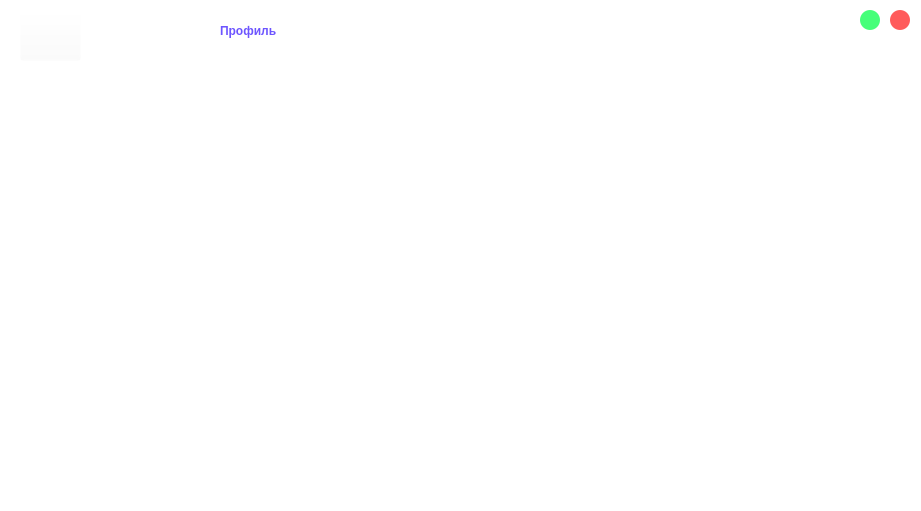
AssasinNik/meow, file project/profil.ui: the form before one commit.
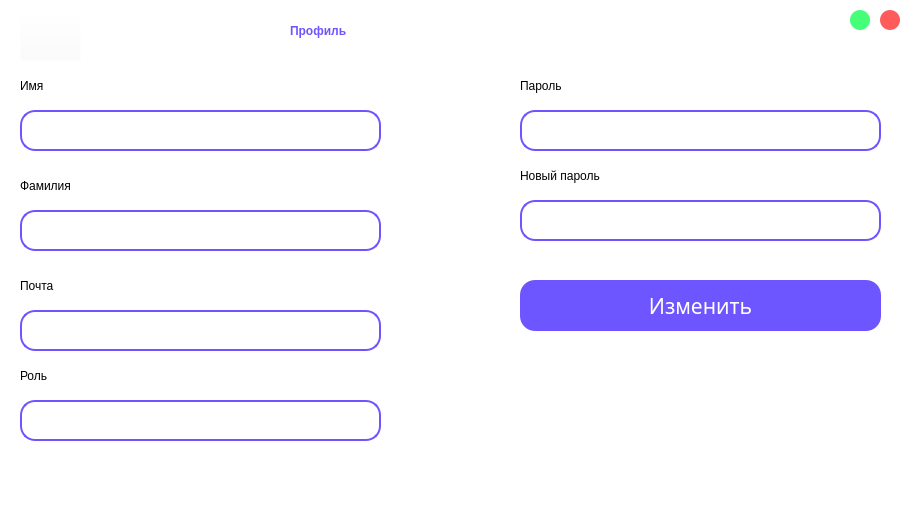
The form after the commit. Icons and pictures are not drawn.

Diff of the .ui file:
```diff
--- a/project/profil.ui
+++ b/project/profil.ui
@@ -10,6 +10,18 @@
     <height>511</height>
    </rect>
   </property>
+  <property name="minimumSize">
+   <size>
+    <width>921</width>
+    <height>511</height>
+   </size>
+  </property>
+  <property name="maximumSize">
+   <size>
+    <width>921</width>
+    <height>511</height>
+   </size>
+  </property>
   <property name="windowTitle">
    <string>Form</string>
   </property>
@@ -45,7 +57,7 @@
   <widget class="QPushButton" name="pushButton_2">
    <property name="geometry">
     <rect>
-     <x>890</x>
+     <x>880</x>
      <y>10</y>
      <width>20</width>
      <height>20</height>
@@ -68,7 +80,7 @@
   <widget class="QLabel" name="label">
    <property name="geometry">
     <rect>
-     <x>220</x>
+     <x>290</x>
      <y>0</y>
      <width>511</width>
      <height>61</height>
@@ -86,7 +98,7 @@
   <widget class="QPushButton" name="pushButton_3">
    <property name="geometry">
     <rect>
-     <x>860</x>
+     <x>850</x>
      <y>10</y>
      <width>20</width>
      <height>20</height>
@@ -106,6 +118,265 @@
     <string/>
    </property>
   </widget>
+  <widget class="QLabel" name="label_2">
+   <property name="geometry">
+    <rect>
+     <x>20</x>
+     <y>70</y>
+     <width>121</width>
+     <height>31</height>
+    </rect>
+   </property>
+   <property name="styleSheet">
+    <string notr="true">color: rgb(0, 0, 0);
+font: 75 18pt &quot;Karla&quot;;
+</string>
+   </property>
+   <property name="text">
+    <string>Имя</string>
+   </property>
+  </widget>
+  <widget class="QLineEdit" name="lineEdit_5">
+   <property name="geometry">
+    <rect>
+     <x>520</x>
+     <y>110</y>
+     <width>361</width>
+     <height>41</height>
+    </rect>
+   </property>
+   <property name="styleSheet">
+    <string notr="true">border-radius: 15px; 
+font: 14pt &quot;Karla&quot;;
+padding-left: 10px;
+padding-right:10px;
+border: 2px solid #6D55FF;
+</string>
+   </property>
+  </widget>
+  <widget class="QLabel" name="label_3">
+   <property name="geometry">
+    <rect>
+     <x>20</x>
+     <y>170</y>
+     <width>121</width>
+     <height>31</height>
+    </rect>
+   </property>
+   <property name="styleSheet">
+    <string notr="true">color: rgb(0, 0, 0);
+font: 75 18pt &quot;Karla&quot;;
+</string>
+   </property>
+   <property name="text">
+    <string>Фамилия</string>
+   </property>
+  </widget>
+  <widget class="QLabel" name="label_5">
+   <property name="geometry">
+    <rect>
+     <x>520</x>
+     <y>70</y>
+     <width>121</width>
+     <height>31</height>
+    </rect>
+   </property>
+   <property name="styleSheet">
+    <string notr="true">color: rgb(0, 0, 0);
+font: 75 18pt &quot;Karla&quot;;
+</string>
+   </property>
+   <property name="text">
+    <string>Пароль</string>
+   </property>
+  </widget>
+  <widget class="QLineEdit" name="lineEdit_3">
+   <property name="geometry">
+    <rect>
+     <x>20</x>
+     <y>210</y>
+     <width>361</width>
+     <height>41</height>
+    </rect>
+   </property>
+   <property name="styleSheet">
+    <string notr="true">border-radius: 15px; 
+font: 14pt &quot;Karla&quot;;
+padding-left: 10px;
+padding-right:10px;
+border: 2px solid #6D55FF;
+</string>
+   </property>
+  </widget>
+  <widget class="QLineEdit" name="lineEdit_2">
+   <property name="geometry">
+    <rect>
+     <x>20</x>
+     <y>110</y>
+     <width>361</width>
+     <height>41</height>
+    </rect>
+   </property>
+   <property name="styleSheet">
+    <string notr="true">border-radius: 15px; 
+font: 14pt &quot;Karla&quot;;
+padding-left: 10px;
+padding-right:10px;
+border: 2px solid #6D55FF;
+</string>
+   </property>
+  </widget>
+  <widget class="QLabel" name="label_4">
+   <property name="geometry">
+    <rect>
+     <x>20</x>
+     <y>270</y>
+     <width>121</width>
+     <height>31</height>
+    </rect>
+   </property>
+   <property name="styleSheet">
+    <string notr="true">color: rgb(0, 0, 0);
+font: 75 18pt &quot;Karla&quot;;
+</string>
+   </property>
+   <property name="text">
+    <string>Почта</string>
+   </property>
+  </widget>
+  <widget class="QLineEdit" name="lineEdit_4">
+   <property name="geometry">
+    <rect>
+     <x>20</x>
+     <y>310</y>
+     <width>361</width>
+     <height>41</height>
+    </rect>
+   </property>
+   <property name="styleSheet">
+    <string notr="true">border-radius: 15px; 
+font: 14pt &quot;Karla&quot;;
+padding-left: 10px;
+padding-right:10px;
+border: 2px solid #6D55FF;
+</string>
+   </property>
+  </widget>
+  <widget class="QLineEdit" name="lineEdit_7">
+   <property name="geometry">
+    <rect>
+     <x>520</x>
+     <y>200</y>
+     <width>361</width>
+     <height>41</height>
+    </rect>
+   </property>
+   <property name="styleSheet">
+    <string notr="true">border-radius: 15px; 
+font: 14pt &quot;Karla&quot;;
+padding-left: 10px;
+padding-right:10px;
+border: 2px solid #6D55FF;
+</string>
+   </property>
+  </widget>
+  <widget class="QLabel" name="label_7">
+   <property name="geometry">
+    <rect>
+     <x>520</x>
+     <y>160</y>
+     <width>201</width>
+     <height>31</height>
+    </rect>
+   </property>
+   <property name="styleSheet">
+    <string notr="true">color: rgb(0, 0, 0);
+font: 75 18pt &quot;Karla&quot;;
+</string>
+   </property>
+   <property name="text">
+    <string>Новый пароль</string>
+   </property>
+  </widget>
+  <widget class="QPushButton" name="pushButton">
+   <property name="geometry">
+    <rect>
+     <x>520</x>
+     <y>280</y>
+     <width>361</width>
+     <height>51</height>
+    </rect>
+   </property>
+   <property name="font">
+    <font>
+     <family>Karla 13</family>
+     <pointsize>16</pointsize>
+     <weight>9</weight>
+     <italic>false</italic>
+     <bold>false</bold>
+    </font>
+   </property>
+   <property name="autoFillBackground">
+    <bool>false</bool>
+   </property>
+   <property name="styleSheet">
+    <string notr="true">QPushButton{
+	color: rgb(255, 255, 255);
+	background-color: #6D55FF;
+	border-radius: 15px; 
+	font: 75 16pt &quot;Karla&quot; bold;
+	border: 2px;
+}
+QPushButton:pressed{
+	background-color: #A597FF;
+}</string>
+   </property>
+   <property name="text">
+    <string>Изменить</string>
+   </property>
+   <property name="default">
+    <bool>false</bool>
+   </property>
+   <property name="flat">
+    <bool>false</bool>
+   </property>
+  </widget>
+  <widget class="QLabel" name="label_6">
+   <property name="geometry">
+    <rect>
+     <x>20</x>
+     <y>360</y>
+     <width>121</width>
+     <height>31</height>
+    </rect>
+   </property>
+   <property name="styleSheet">
+    <string notr="true">color: rgb(0, 0, 0);
+font: 75 18pt &quot;Karla&quot;;
+</string>
+   </property>
+   <property name="text">
+    <string>Роль</string>
+   </property>
+  </widget>
+  <widget class="QLineEdit" name="lineEdit_6">
+   <property name="geometry">
+    <rect>
+     <x>20</x>
+     <y>400</y>
+     <width>361</width>
+     <height>41</height>
+    </rect>
+   </property>
+   <property name="styleSheet">
+    <string notr="true">border-radius: 15px; 
+font: 14pt &quot;Karla&quot;;
+padding-left: 10px;
+padding-right:10px;
+border: 2px solid #6D55FF;
+</string>
+   </property>
+  </widget>
  </widget>
  <resources>
   <include location="greeting.qrc"/>
```
Left out of the diff: 4 changed lines with no effect on the pictures.
